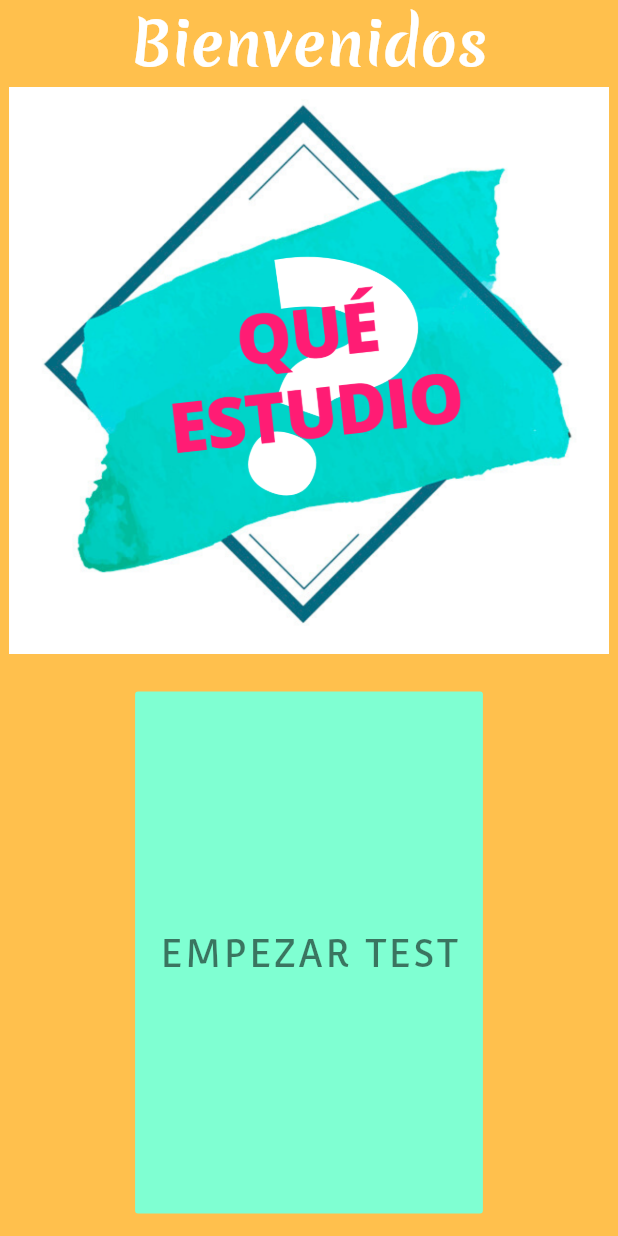
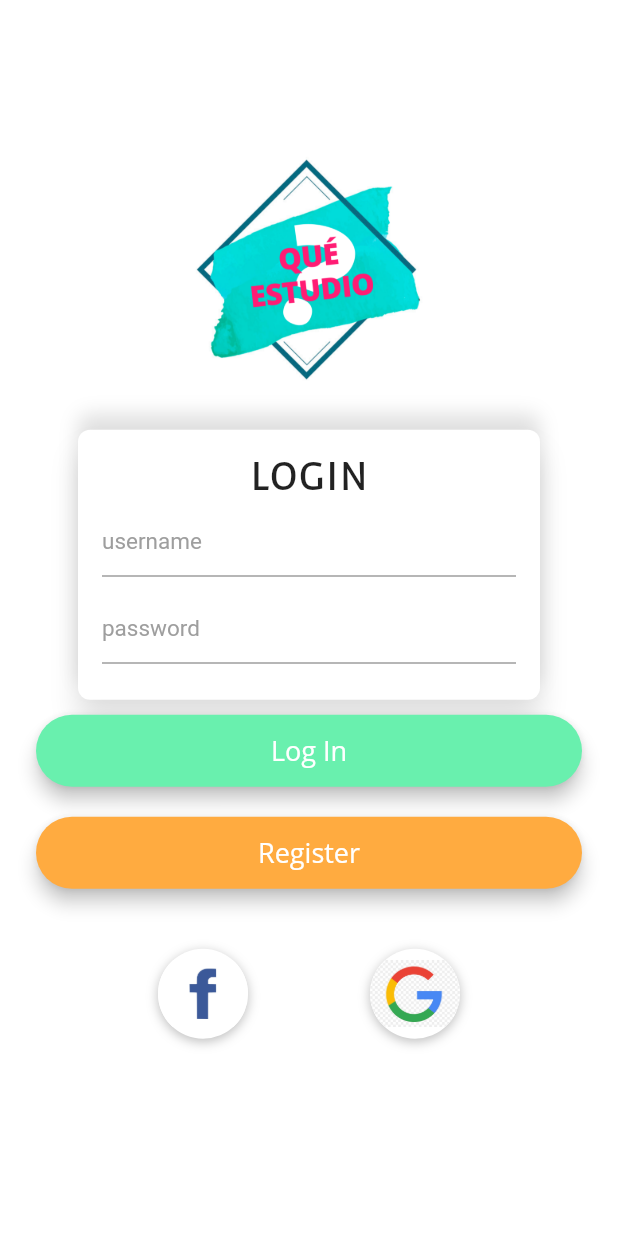
Before and after one commit to GabyG21/QueEstudiar, a Flutter app: the screen it shows after launch, on a phone screen of 412 x 824 dp. Run offline on Flutter 3.47's test engine with Material 2 defaults, Android fonts, the phone set to English and light mode, and no system bars; our stand-ins replace firebase_auth, google_sign_in; missing offline and left inert: fuzzylogic; accounts and stored records are empty.

```diff
--- a/lib/main.dart
+++ b/lib/main.dart
@@ -1,4 +1,5 @@
 import 'package:flutter/material.dart';
+import 'package:queestudiar/screen_login.dart';
 
 import 'screen_home.dart';
 
@@ -10,7 +11,8 @@ void main() => runApp(
             title: Text('¿Que estudio?'),
             backgroundColor: Colors.orangeAccent,
           ),
-     */     body: HomePage(),
+     */     //body: HomePage(),
+          body: LoginScreen(),
         ),
       ),
     );
--- a/lib/question.dart
+++ b/lib/question.dart
@@ -1,11 +1,13 @@
 class Question {
   String questionText;
   int questionAnswer;
+  int inteligencia;
 
-  Question(String q, int a) {
+  Question(String q, int a, int i) {
     questionText = q;
     questionAnswer = a;
+    inteligencia = i;
   }
 }
 
-Question newQuestion = Question('text', 1);
+Question newQuestion = Question('text', 1, 1);
--- /dev/null
+++ b/lib/screen_login.dart
@@ -0,0 +1,225 @@
+import 'package:flutter/cupertino.dart';
+import 'package:flutter/material.dart';
+import 'dart:async';
+import 'dart:io';
+import 'package:google_sign_in/google_sign_in.dart';
+import 'package:firebase_auth/firebase_auth.dart';
+import 'package:queestudiar/screen_home.dart';
+
+final GoogleSignIn _googleSignIn = new GoogleSignIn();
+final FirebaseAuth _auth = FirebaseAuth.instance;
+
+class LoginScreen extends StatefulWidget {
+  @override
+  _LoginScreenState createState() => _LoginScreenState();
+}
+
+class _LoginScreenState extends State<LoginScreen> {
+  String _status;
+
+  @override
+  void initState() {
+    // TODO: implement initState
+    _status = 'Not authenticated';
+  }
+
+  void _signInGoogle() async{
+    GoogleSignInAccount googleUser = await _googleSignIn.signIn();
+    GoogleSignInAuthentication googleAuth = await googleUser.authentication;
+
+    final AuthCredential credential = GoogleAuthProvider.getCredential(idToken: googleAuth.idToken, accessToken: googleAuth.accessToken);
+    final FirebaseUser user = await _auth.signInWithCredential(credential);
+    if(user != null && user.isAnonymous == false) {
+      print('google login success');
+      setState(() {
+        _status = 'Google Signin success';
+        Navigator.push(
+          context,
+          MaterialPageRoute(builder: (context) {
+            return HomePage();
+          }),
+        );
+
+      });
+    }else{
+      print('google login fails');
+      setState(() {
+        _status = 'google fails';
+
+      });
+    }
+
+  }
+
+
+  @override
+  Widget build(BuildContext context) {
+    return Scaffold(
+      backgroundColor: Colors.white,
+      body: Padding(
+        padding: EdgeInsets.symmetric(horizontal: 24.0),
+        child: Column(
+          mainAxisAlignment: MainAxisAlignment.center,
+          crossAxisAlignment: CrossAxisAlignment.stretch,
+          children: <Widget>[
+            Container(
+              child: Image.asset('images/que_estudio.png'),
+              height: 160.0,
+            ),
+            SizedBox(
+              height: 25.0,
+            ),
+         Padding(padding: EdgeInsets.only(left: 28.0,right: 28.0,top: 0.0),
+              child: Column(
+                children: <Widget>[
+                  Container(
+                    width: double.infinity,
+                    height: 180,
+                    decoration: BoxDecoration(
+                      color: Colors.white,
+                      borderRadius: BorderRadius.circular(8.0),
+                      boxShadow: [
+                        BoxShadow(
+                        color: Colors.black12,
+                        offset: Offset(0.0, 15.0),
+                        blurRadius: 15.0),
+                        BoxShadow(
+                            color: Colors.black12,
+                            offset: Offset(0.0, -10.0),
+                            blurRadius: 10.0),
+                      ]
+                    ),
+                    child: Padding(padding:
+                    EdgeInsets.only(left:16.0, right: 16.0, top: 16.0),
+                    child: Column(
+                      crossAxisAlignment: CrossAxisAlignment.start,
+                      children: <Widget>[
+                        Center(
+                          child:Text('LOGIN',style:
+                        TextStyle(
+                            fontSize: 25,
+                            fontFamily: 'Convergence',
+                            letterSpacing: .6
+                        ),),),
+                        SizedBox(height: 5.0,),
+                        TextField(
+                          decoration: InputDecoration(
+                            hintText: 'username',
+                            hintStyle: TextStyle(
+                              color: Colors.grey, fontSize: 15.0
+                            )
+                          ),
+                        ),
+                        SizedBox(height: 10.0,),
+                        TextField(
+                          decoration: InputDecoration(
+                              hintText: 'password',
+                              hintStyle: TextStyle(
+                                  color: Colors.grey, fontSize: 15.0
+                              )
+                          ),
+                        )
+                      ],
+                    ),),
+                  )
+                ],
+              ),),
+
+            Padding(
+              padding: EdgeInsets.symmetric(vertical: 10.0),
+              child: Material(
+                elevation: 5.0,
+                color: Colors.greenAccent,
+                borderRadius: BorderRadius.circular(30.0),
+                child: MaterialButton(
+                  onPressed: () {
+                    //Go to login screen.
+                  },
+                  minWidth: 200.0,
+                  height: 42.0,
+                  child: Text(
+                    'Log In',
+                    style: TextStyle(
+                      fontFamily: 'OpenSans',
+                      fontSize: 18.0,
+                      color: Colors.white,
+                    ),
+                  ),
+                ),
+              ),
+            ),
+            Padding(
+              padding: EdgeInsets.symmetric(vertical: 10.0),
+              child: Material(
+                color: Colors.orangeAccent,
+                borderRadius: BorderRadius.circular(30.0),
+                elevation: 5.0,
+                child: MaterialButton(
+                  onPressed: () {
+                    //Go to registration screen.
+                  },
+                  minWidth: 200.0,
+                  height: 42.0,
+                  child: Text(
+                    'Register',
+                    style: TextStyle(
+                      fontFamily: 'OpenSans',
+                      fontSize: 18.0,
+                      color: Colors.white,
+                    ),
+                  ),
+                ),
+              ),
+            ),
+            Padding(
+              padding: EdgeInsets.symmetric(vertical: 30.0),
+              child: Row(
+                mainAxisAlignment: MainAxisAlignment.spaceEvenly,
+                children: <Widget>[
+                  GestureDetector(
+                  onTap: (){
+
+            },child: Container(
+                    height: 60.0,
+                    width: 60.0,
+                    decoration: BoxDecoration(
+                        shape: BoxShape.circle,
+                        color: Colors.white,
+                        boxShadow: [
+                          BoxShadow(
+                            color: Colors.black26,
+                            offset: Offset(0, 2),
+                            blurRadius: 6.0,
+                          ),
+                        ],
+                        image: DecorationImage(
+                            image: AssetImage('logos/facebook.jpg'))),
+                  ), ),
+                  GestureDetector(
+                    onTap: (){
+                      _signInGoogle();
+                    },child: Container(
+                    height: 60.0,
+                    width: 60.0,
+                    decoration: BoxDecoration(
+                        shape: BoxShape.circle,
+                        color: Colors.white,
+                        boxShadow: [
+                          BoxShadow(
+                            color: Colors.black26,
+                            offset: Offset(0, 2),
+                            blurRadius: 6.0,
+                          ),
+                        ],
+                        image: DecorationImage(
+                            image: AssetImage('logos/google.jpg'))),
+                  ),)
+                ],
+              ),
+            )
+          ],
+        ),
+      ),
+    );
+  }
+}
--- a/lib/screen_question.dart
+++ b/lib/screen_question.dart
@@ -11,7 +11,7 @@ class QuizPage extends StatefulWidget {
 
 class _QuizPageState extends State<QuizPage> {
   int answer = 0;
-  int limit = 5;
+  int limit = 9;
 
 
   @override
```
Also changed, not shown: lib/quiz_brain.dart (+10 -10 lines), lib/utilities/constants.dart (added, +24 -0 lines), pubspec.yaml (+7 -0 lines), fonts/OpenSans.ttf (added), logos/facebook.jpg (added), logos/google.jpg (added), pubspec.lock, 1 other file.
